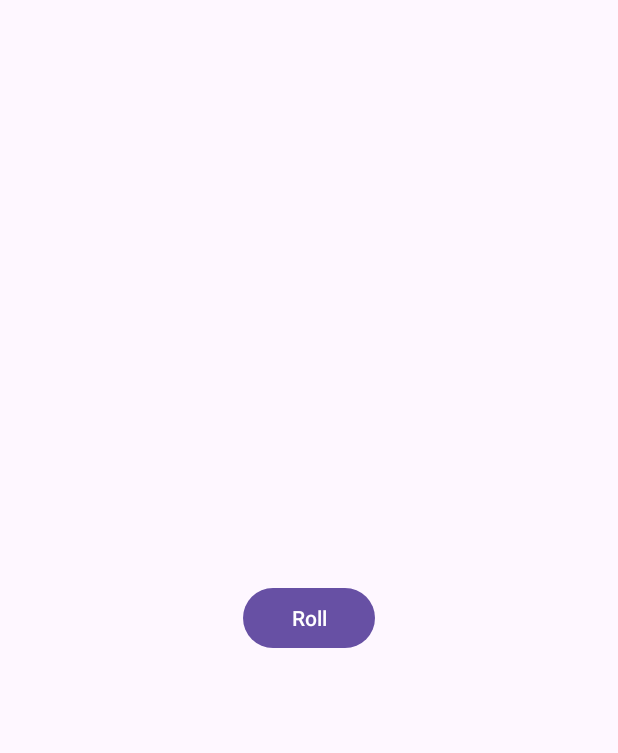
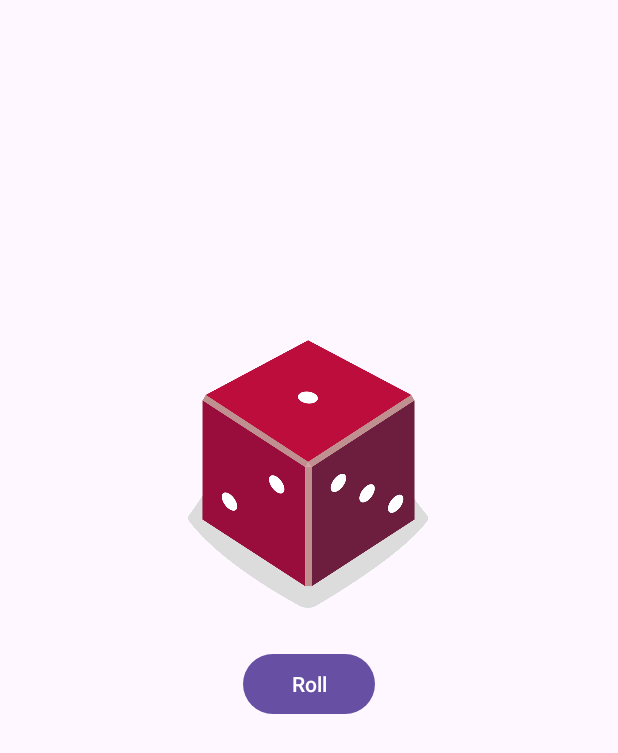
Before and after one commit to natakozak/dicerollapp, an Android app: the screen it shows after launch (MainActivity), on a phone screen of 412 x 824 dp. Shown: the top 753 px of the screen. Run offline under Robolectric (Android 15) with nearby library versions, the phone set to English and light mode, and no system bars.

Commit message:
fourth commit

```diff
--- a/app/src/main/res/layout/activity_main.xml
+++ b/app/src/main/res/layout/activity_main.xml
@@ -6,36 +6,27 @@
     android:layout_height="match_parent"
     tools:context=".MainActivity">
 
-    <TextView
-        android:id="@+id/textView1"
-        android:layout_width="wrap_content"
-        android:layout_height="wrap_content"
-        android:textSize="36sp"
-        app:layout_constraintBottom_toBottomOf="parent"
-        app:layout_constraintEnd_toEndOf="parent"
-        app:layout_constraintStart_toStartOf="parent"
-        app:layout_constraintTop_toTopOf="parent"
-        app:layout_constraintVertical_bias="0.438"
-        tools:text="1" />
-
     <Button
         android:id="@+id/button"
         android:layout_width="wrap_content"
         android:layout_height="wrap_content"
+        android:layout_marginTop="16dp"
         android:text="@string/roll"
         app:layout_constraintEnd_toEndOf="parent"
         app:layout_constraintStart_toStartOf="parent"
-        app:layout_constraintTop_toBottomOf="@+id/textView1" />
+        app:layout_constraintTop_toBottomOf="@+id/imageView" />
 
-    <TextView
-        android:id="@+id/textView2"
-        android:layout_width="wrap_content"
-        android:layout_height="wrap_content"
-        android:textSize="36sp"
+    <ImageView
+        android:id="@+id/imageView"
+        android:layout_width="160dp"
+        android:layout_height="200dp"
+        app:layout_constraintBottom_toBottomOf="parent"
         app:layout_constraintEnd_toEndOf="parent"
         app:layout_constraintHorizontal_bias="0.498"
         app:layout_constraintStart_toStartOf="parent"
-        app:layout_constraintTop_toBottomOf="@+id/button"
-        tools:text="1" />
+        app:layout_constraintTop_toTopOf="parent"
+        app:layout_constraintVertical_bias="0.346"
+        app:srcCompat="@drawable/dice_1"
+        android:importantForAccessibility="no" />
 
 </androidx.constraintlayout.widget.ConstraintLayout>
--- /dev/null
+++ b/app/src/main/res/values/ids.xml
@@ -0,0 +1,4 @@
+<?xml version="1.0" encoding="utf-8"?>
+<resources>
+    <item name="imageView" type="id" />
+</resources>
```
Also changed, not shown: app/src/main/java/com/example/happybirthday/MainActivity.kt (+5 -11 lines), app/src/main/res/drawable/dice_1.png (added), app/src/main/res/drawable/dice_2.png (added), app/src/main/res/drawable/dice_3.png (added), app/src/main/res/drawable/dice_4.png (added), app/src/main/res/drawable/dice_5.png (added), app/src/main/res/drawable/dice_6.png (added).
